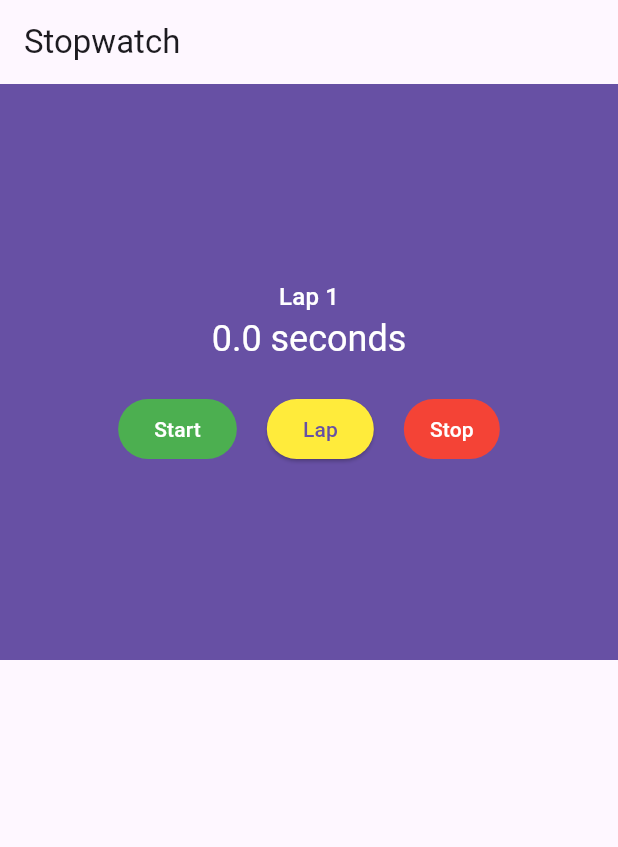
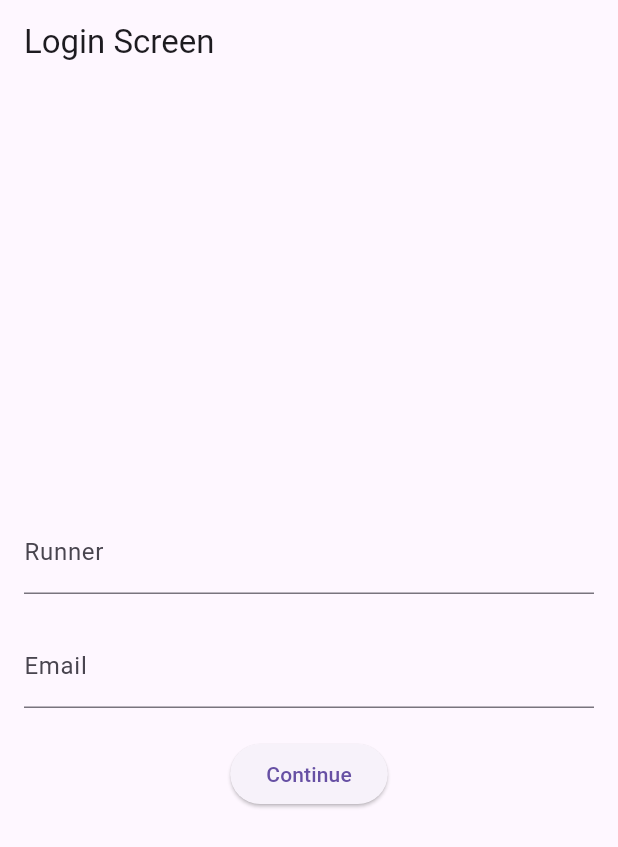
Before and after one commit to Babar78/MAD_Class_Tasks, a Flutter app: the screen it shows after launch, on a phone screen of 412 x 824 dp. Shown: the top 847 px of the screen. Run offline on Flutter 3.47's test engine with Material 3 defaults, Android fonts, the phone set to English and light mode, and no system bars.

Commit message:
Task 4 Complete

```diff
--- /dev/null
+++ b/lib/login.dart
@@ -0,0 +1,104 @@
+import 'package:flutter/material.dart';
+import './stopwatch.dart';
+
+class LoginScreen extends StatefulWidget {
+  const LoginScreen({Key? key}) : super(key: key);
+
+  @override
+  _LoginScreenState createState() => _LoginScreenState();
+}
+
+class _LoginScreenState extends State<LoginScreen> {
+  final TextEditingController _runnerController = TextEditingController();
+  final TextEditingController _emailController = TextEditingController();
+  final _emailRegExp = RegExp(
+    r'^[\w-]+(\.[\w-]+)*@([\w-]+\.)+[a-zA-Z]{2,7}$',
+  );
+
+  bool _isEmailValid = true;
+  bool _isRunnerNameFilled = false;
+
+  @override
+  Widget build(BuildContext context) {
+    return Scaffold(
+      appBar: AppBar(
+        title: const Text('Login Screen'),
+      ),
+      body: Center(
+        child: Padding(
+          padding: const EdgeInsets.all(16.0),
+          child: Column(
+            mainAxisAlignment: MainAxisAlignment.center,
+            children: [
+              TextField(
+                controller: _runnerController,
+                decoration: InputDecoration(
+                  labelText: 'Runner',
+                  hintText: 'Enter your runner name',
+                ),
+                onChanged: (value) {
+                  setState(() {
+                    _isRunnerNameFilled = value.isNotEmpty;
+                  });
+                },
+              ),
+              const SizedBox(height: 20),
+              TextField(
+                controller: _emailController,
+                decoration: InputDecoration(
+                  labelText: 'Email',
+                  hintText: 'Enter your email',
+                  errorText: _isEmailValid ? null : 'Enter a valid email',
+                ),
+                keyboardType: TextInputType.emailAddress,
+                onChanged: (value) {
+                  setState(() {
+                    _isEmailValid = _emailRegExp.hasMatch(value);
+                  });
+                },
+              ),
+              const SizedBox(height: 20),
+              ElevatedButton(
+                onPressed: () {
+                  if (_isEmailValid && _isRunnerNameFilled) {
+                    // Email is valid and Runner name is filled, navigate to StopwatchScreen
+                    Navigator.push(
+                      context,
+                      MaterialPageRoute(
+                        builder: (context) => StopWatch(
+                          runnerName: _runnerController.text,
+                          email: _emailController.text,
+                        ),
+                      ),
+                    );
+                  } else {
+                    // Show an error message or handle invalid cases
+                    showDialog(
+                      context: context,
+                      builder: (BuildContext context) {
+                        return AlertDialog(
+                          title: const Text('Error'),
+                          content: const Text(
+                              'Please enter valid Runner name and Email.'),
+                          actions: [
+                            TextButton(
+                              onPressed: () {
+                                Navigator.of(context).pop();
+                              },
+                              child: const Text('OK'),
+                            ),
+                          ],
+                        );
+                      },
+                    );
+                  }
+                },
+                child: const Text('Continue'),
+              ),
+            ],
+          ),
+        ),
+      ),
+    );
+  }
+}
--- a/lib/main.dart
+++ b/lib/main.dart
@@ -1,4 +1,5 @@
 import 'package:flutter/material.dart';
+import './login.dart';
 import './stopwatch.dart';
 
 void main() => runApp(StopwatchApp());
@@ -7,7 +8,7 @@ class StopwatchApp extends StatelessWidget {
   @override
   Widget build(BuildContext context) {
     return MaterialApp(
-      home: StopWatch(),
+      home: LoginScreen(),
     );
   }
 }
```
Also changed, not shown: lib/stopwatch.dart (+22 -1 lines).
